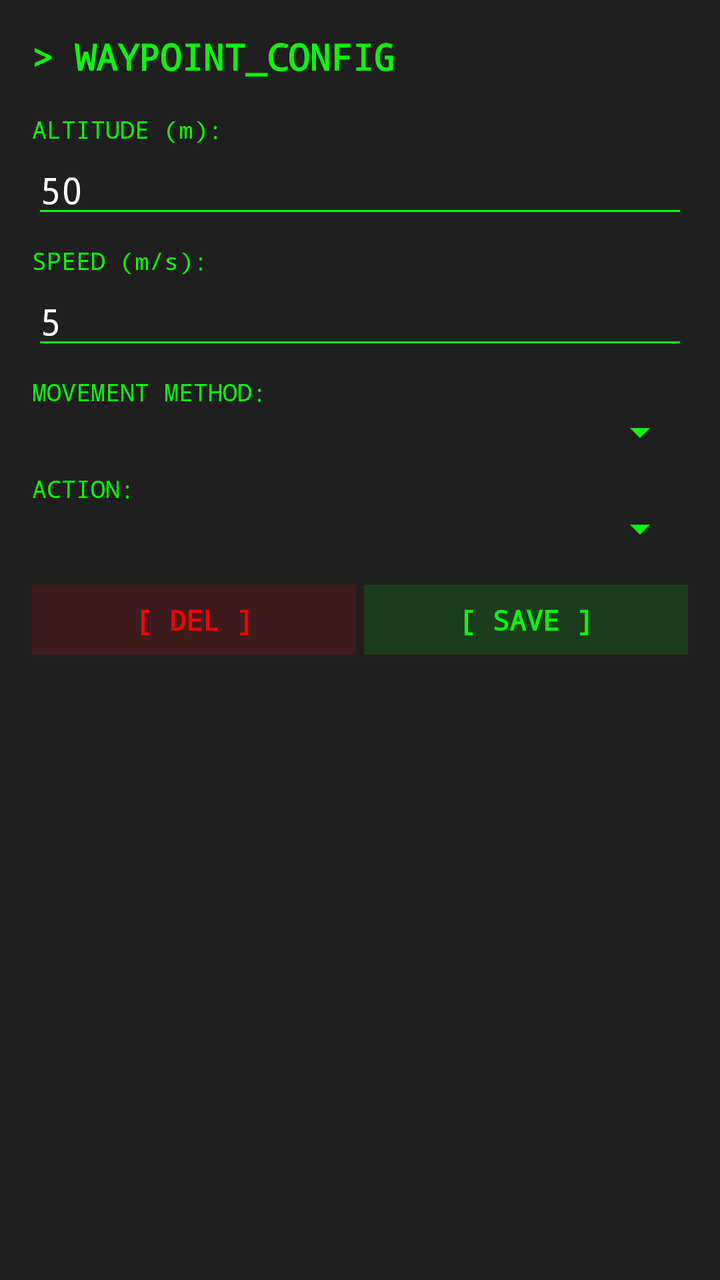
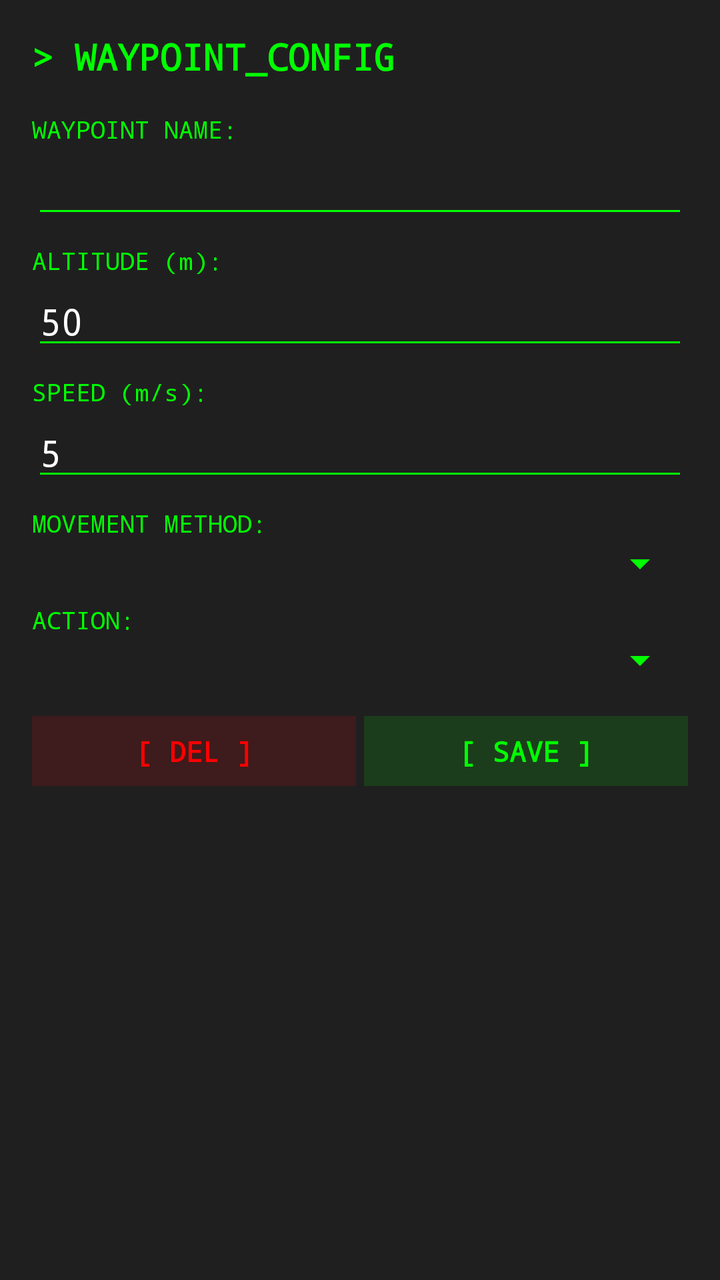

Before-and-after screenshots of an Android layout around one commit, followed by the original layout XML and the change that was made.
<!-- AndroidManifest.xml: application theme Theme.Recreate2 -->
<!-- res/layout/dialog_waypoint.xml -->
<?xml version="1.0" encoding="utf-8"?>
<ScrollView xmlns:android="http://schemas.android.com/apk/res/android"
    android:layout_width="320dp"
    android:layout_height="wrap_content"
    android:background="#EE111111"
    android:fillViewport="false">

    <LinearLayout
        android:layout_width="match_parent"
        android:layout_height="wrap_content"
        android:orientation="vertical"
        android:padding="16dp">

        <TextView
            android:id="@+id/tvWpTitle"
            android:layout_width="match_parent"
            android:layout_height="wrap_content"
            android:text="> WAYPOINT_CONFIG"
            android:textColor="#00FF00"
            android:textSize="18sp"
            android:textStyle="bold"
            android:fontFamily="monospace"
            android:layout_marginBottom="16dp"/>

        <TextView
            android:layout_width="match_parent"
            android:layout_height="wrap_content"
            android:text="ALTITUDE (m):"
            android:textColor="#00FF00"
            android:textSize="12sp"
            android:fontFamily="monospace" />

        <EditText
            android:id="@+id/etWpAltitude"
            android:layout_width="match_parent"
            android:layout_height="wrap_content"
            android:inputType="numberDecimal"
            android:text="50"
            android:textColor="#FFFFFF"
            android:fontFamily="monospace"
            android:backgroundTint="#00FF00"
            android:layout_marginBottom="8dp"/>

        <TextView
            android:layout_width="match_parent"
            android:layout_height="wrap_content"
            android:text="SPEED (m/s):"
            android:textColor="#00FF00"
            android:textSize="12sp"
            android:fontFamily="monospace" />

        <EditText
            android:id="@+id/etWpSpeed"
            android:layout_width="match_parent"
            android:layout_height="wrap_content"
            android:inputType="numberDecimal"
            android:text="5"
            android:textColor="#FFFFFF"
            android:fontFamily="monospace"
            android:backgroundTint="#00FF00"
            android:layout_marginBottom="8dp"/>

        <TextView
            android:layout_width="match_parent"
            android:layout_height="wrap_content"
            android:text="MOVEMENT METHOD:"
            android:textColor="#00FF00"
            android:textSize="12sp"
            android:fontFamily="monospace" />

        <Spinner
            android:id="@+id/spWpMovementMethod"
            android:layout_width="match_parent"
            android:layout_height="wrap_content"
            android:backgroundTint="#00FF00"
            android:layout_marginBottom="8dp"/>

        
        <LinearLayout
            android:id="@+id/llOrbitParams"
            android:layout_width="match_parent"
            android:layout_height="wrap_content"
            android:orientation="vertical"
            android:visibility="gone"
            android:background="#11FFFF00"
            android:padding="8dp"
            android:layout_marginBottom="8dp">

            <TextView
                android:layout_width="match_parent"
                android:layout_height="wrap_content"
                android:text="ORBIT RADIUS (m):"
                android:textColor="#FFFF00"
                android:textSize="12sp"
                android:fontFamily="monospace" />

            <EditText
                android:id="@+id/etWpOrbitRadius"
                android:layout_width="match_parent"
                android:layout_height="wrap_content"
                android:inputType="numberDecimal"
                android:text="30"
                android:textColor="#FFFF00"
                android:fontFamily="monospace"
                android:backgroundTint="#FFFF00"
                android:layout_marginBottom="8dp"/>

            <TextView
                android:layout_width="match_parent"
                android:layout_height="wrap_content"
                android:text="ORBIT LOOPS:"
                android:textColor="#FFFF00"
                android:textSize="12sp"
                android:fontFamily="monospace" />

            <EditText
                android:id="@+id/etWpOrbitLoops"
                android:layout_width="match_parent"
                android:layout_height="wrap_content"
                android:inputType="number"
                android:text="1"
                android:textColor="#FFFF00"
                android:fontFamily="monospace"
                android:backgroundTint="#FFFF00"
                android:layout_marginBottom="4dp"/>

        </LinearLayout>

        <TextView
            android:layout_width="match_parent"
            android:layout_height="wrap_content"
            android:text="ACTION:"
            android:textColor="#00FF00"
            android:textSize="12sp"
            android:fontFamily="monospace" />

        <Spinner
            android:id="@+id/spWpAction"
            android:layout_width="match_parent"
            android:layout_height="wrap_content"
            android:backgroundTint="#00FF00"
            android:layout_marginBottom="16dp"/>

        <LinearLayout
            android:layout_width="match_parent"
            android:layout_height="wrap_content"
            android:orientation="horizontal">

            <TextView
                android:id="@+id/btnWpDelete"
                android:layout_width="0dp"
                android:layout_weight="1"
                android:layout_height="wrap_content"
                android:text="[ DEL ]"
                android:textColor="#FF0000"
                android:textSize="14sp"
                android:textStyle="bold"
                android:fontFamily="monospace"
                android:gravity="center"
                android:background="#22FF0000"
                android:padding="8dp"
                android:layout_marginEnd="4dp" />

            <TextView
                android:id="@+id/btnWpSave"
                android:layout_width="0dp"
                android:layout_weight="1"
                android:layout_height="wrap_content"
                android:text="[ SAVE ]"
                android:textColor="#00FF00"
                android:textSize="14sp"
                android:textStyle="bold"
                android:fontFamily="monospace"
                android:gravity="center"
                android:background="#2200FF00"
                android:padding="8dp" />
        </LinearLayout>

    </LinearLayout>
</ScrollView>
<!-- resources referenced by this layout -->
<resources>
  <style name="Theme.Recreate2" parent="Base.Theme.Recreate2" />
  <style name="Base.Theme.Recreate2" parent="Theme.Material3.DayNight.NoActionBar">
          
          
      </style>
</resources>

<!-- the commit's change to res/layout/dialog_waypoint.xml (unified diff, before → after) -->
@@ -21,6 +21,24 @@
             android:textStyle="bold"
             android:fontFamily="monospace"
             android:layout_marginBottom="16dp"/>
+
+        <TextView
+            android:layout_width="match_parent"
+            android:layout_height="wrap_content"
+            android:text="WAYPOINT NAME:"
+            android:textColor="#00FF00"
+            android:textSize="12sp"
+            android:fontFamily="monospace" />
+
+        <EditText
+            android:id="@+id/etWpName"
+            android:layout_width="match_parent"
+            android:layout_height="wrap_content"
+            android:inputType="text"
+            android:textColor="#FFFFFF"
+            android:fontFamily="monospace"
+            android:backgroundTint="#00FF00"
+            android:layout_marginBottom="8dp"/>
 
         <TextView
             android:layout_width="match_parent"
